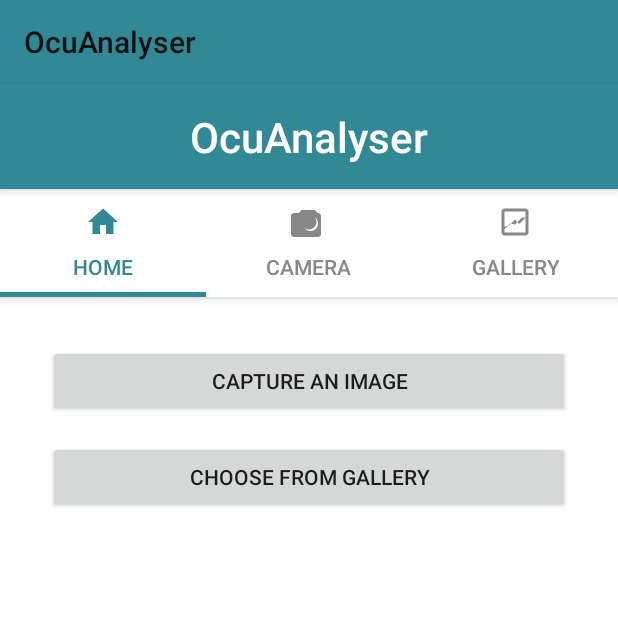
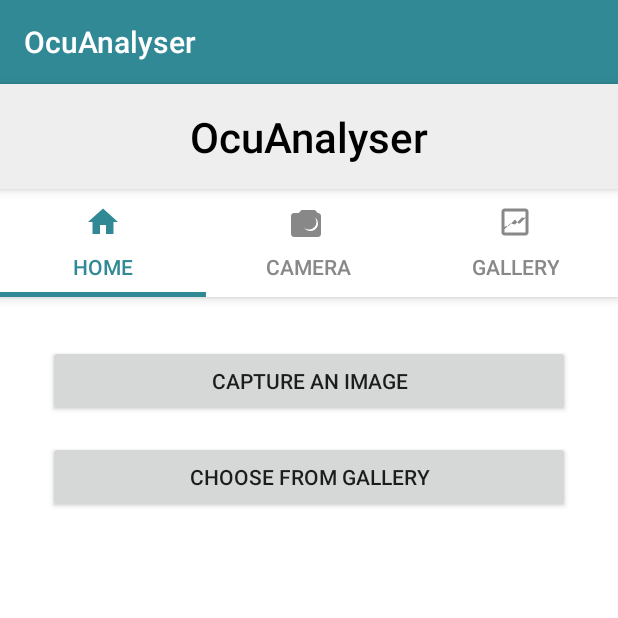
Before and after one commit to NohaFaour/android-pupil_iris-app, an Android app built with Jetpack Compose: the screen it shows after launch (MainActivity), on a phone screen of 412 x 824 dp, the top half of it. Run offline under Robolectric (Android 15) with nearby library versions, the phone set to English and light mode, and no system bars.

Commit message:
final commit

```diff
--- a/app/src/main/AndroidManifest.xml
+++ b/app/src/main/AndroidManifest.xml
@@ -4,6 +4,7 @@
 
     <uses-permission android:name="android.permission.INTERNET"/>
     <uses-permission android:name="android.permission.CAMERA"/>
+    <uses-feature android:name="android.hardware.camera" android:required="false" />
 
     <application
         android:allowBackup="true"
--- a/app/src/main/res/layout/activity_main.xml
+++ b/app/src/main/res/layout/activity_main.xml
@@ -15,7 +15,7 @@
             android:layout_width="match_parent"
             android:layout_height="?attr/actionBarSize"
             android:background="@color/blue_500"
-            android:theme="@style/Theme.AppCompat.Light"
+            android:theme="@style/ThemeOverlay.AppCompat.Dark.ActionBar"
             app:title="@string/app_name" />
 
         <TextView
@@ -24,11 +24,11 @@
             android:text="OcuAnalyser"
             android:textSize="28sp"
             android:textStyle="bold"
-            android:textColor="@color/white"
+            android:textColor="@color/black"
             android:gravity="center"
             android:padding="16dp"
             android:fontFamily="sans-serif-light"
-            android:background="@color/blue_700"
+            android:background="@color/gray_bg"
             android:elevation="4dp"/>
 
         <com.google.android.material.tabs.TabLayout
--- a/app/src/main/res/values/colors.xml
+++ b/app/src/main/res/values/colors.xml
@@ -11,4 +11,5 @@
     <color name="blue_500">#318995</color>
     <color name="blue_700">#318995</color>
     <color name="gray_icon">#888888</color>
+    <color name="gray_bg">#EEEEEE</color>
 </resources>
```
Also changed, not shown: 1 other file.
